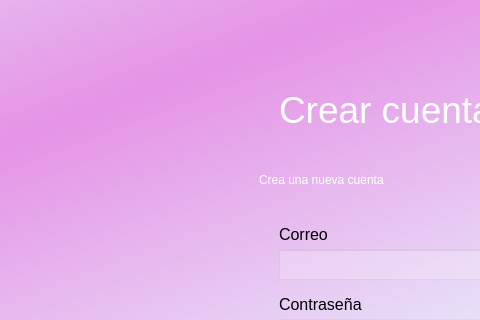
The window that crearCuenta.ui (Vethariel/MIR-Programacion-Computadores) describes before a commit, drawn with Qt 5; both pictures show x 0 to 480 and y 0 to 320 of the 750 by 550 pixel window.
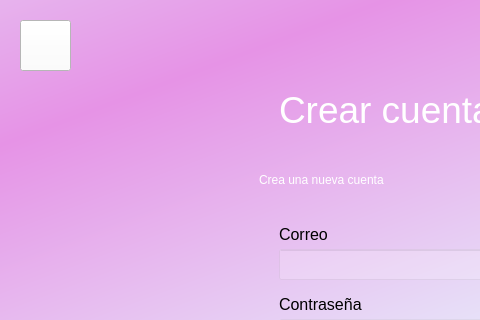
The same window after the commit. Icons and pictures are not drawn.

Commit message: Return button added

```diff
--- a/crearCuenta.ui
+++ b/crearCuenta.ui
@@ -184,6 +184,25 @@
     </property>
    </widget>
   </widget>
+  <widget class="QPushButton" name="boton_regreso">
+   <property name="geometry">
+    <rect>
+     <x>20</x>
+     <y>20</y>
+     <width>51</width>
+     <height>51</height>
+    </rect>
+   </property>
+   <property name="styleSheet">
+    <string notr="true">background-image: url(&quot;return.png&quot;);
+background-repeat: no-repeat;
+background-position: center;
+background-color: rgb(255, 255, 255);</string>
+   </property>
+   <property name="text">
+    <string/>
+   </property>
+  </widget>
  </widget>
  <resources/>
  <connections/>
```
The commit also changes 1 other file.
